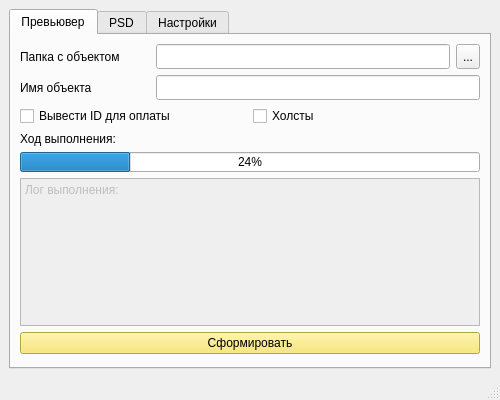
Above: previwer2_window.ui from Dyrnwyn/Previewer-2.0 before the change. Below: the same form after it.
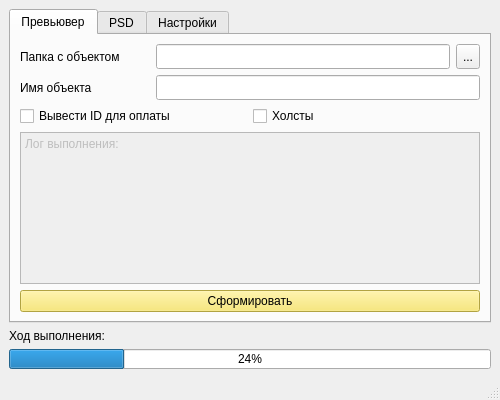
That is the form after the change.

Commit message: fixed conver psd to jpeg add progress bar when convertin psd and replacing layers

What changed in the file:
```diff
--- a/previwer2_window.ui
+++ b/previwer2_window.ui
@@ -261,39 +261,6 @@
           </item>
          </layout>
         </item>
-        <item>
-         <layout class="QVBoxLayout" name="verticalLayout_7">
-          <property name="topMargin">
-           <number>0</number>
-          </property>
-          <item>
-           <widget class="QLabel" name="label_what_in_work">
-            <property name="maximumSize">
-             <size>
-              <width>650</width>
-              <height>24</height>
-             </size>
-            </property>
-            <property name="text">
-             <string>Ход выполнения:</string>
-            </property>
-           </widget>
-          </item>
-          <item>
-           <widget class="QProgressBar" name="progressBar">
-            <property name="maximumSize">
-             <size>
-              <width>16777215</width>
-              <height>20</height>
-             </size>
-            </property>
-            <property name="value">
-             <number>24</number>
-            </property>
-           </widget>
-          </item>
-         </layout>
-        </item>
         <item>
          <layout class="QVBoxLayout" name="verticalLayout_6">
           <property name="spacing">
@@ -1086,6 +1053,32 @@
       </widget>
      </widget>
     </item>
+    <item>
+     <widget class="QLabel" name="label_what_in_work">
+      <property name="maximumSize">
+       <size>
+        <width>650</width>
+        <height>24</height>
+       </size>
+      </property>
+      <property name="text">
+       <string>Ход выполнения:</string>
+      </property>
+     </widget>
+    </item>
+    <item>
+     <widget class="QProgressBar" name="progressBar">
+      <property name="maximumSize">
+       <size>
+        <width>16777215</width>
+        <height>20</height>
+       </size>
+      </property>
+      <property name="value">
+       <number>24</number>
+      </property>
+     </widget>
+    </item>
    </layout>
   </widget>
   <widget class="QStatusBar" name="statusBar"/>
```
The commit also changes 5 other files.
